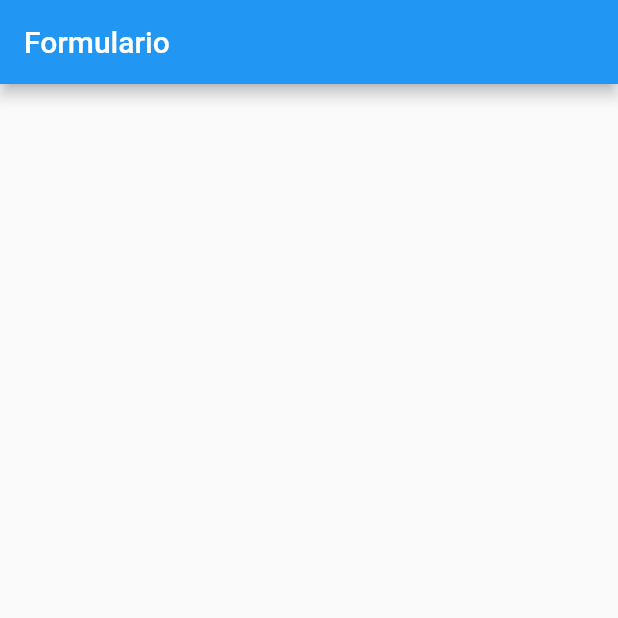
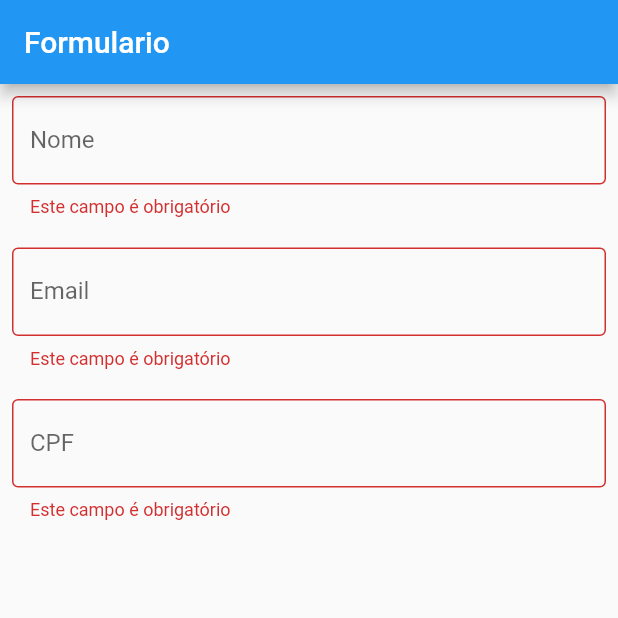
Before and after one commit to FelipeOFF/mobx_flutter, a Flutter app: the screen it shows after launch, on a phone screen of 412 x 824 dp, the top half of it. Run offline on Flutter 3.47's test engine with Material 2 defaults, Android fonts, the phone set to English and light mode, and no system bars; our stand-ins replace flutter_mobx, mobx; generated files the repository leaves out were written again.

Commit message:
add validade in form using reactive values

```diff
--- /dev/null
+++ b/reactive_form/lib/controller.dart
@@ -0,0 +1,36 @@
+import 'package:mobx/mobx.dart';
+
+import 'models/client.dart';
+part 'controller.g.dart';
+
+class Controller = _ControllerBase with _$Controller;
+
+abstract class _ControllerBase with Store {
+  var client = Client();
+
+  String validateName() {
+    if (client.name == null || client.name.isEmpty) {
+      return "Este campo é obrigatório";
+    } else if (client.name.length < 3) {
+      return "Seu nome precisa ter mais de 3 caracteres";
+    }
+
+    return null;
+  }
+
+  String validateEmail() {
+    if (client.email == null || client.email.isEmpty) {
+      return "Este campo é obrigatório";
+    }
+
+    return null;
+  }
+
+  String validateCpf() {
+    if (client.cpf == null || client.cpf.isEmpty) {
+      return "Este campo é obrigatório";
+    }
+
+    return null;
+  }
+}
--- a/reactive_form/lib/home.dart
+++ b/reactive_form/lib/home.dart
@@ -1,7 +1,28 @@
 import 'package:flutter/material.dart';
+import 'package:flutter_mobx/flutter_mobx.dart';
 
-class HomePage extends StatelessWidget {
-  const HomePage({Key key}) : super(key: key);
+import 'controller.dart';
+
+class HomePage extends StatefulWidget {
+  HomePage({Key key}) : super(key: key);
+
+  @override
+  _HomePageState createState() => _HomePageState();
+}
+
+class _HomePageState extends State<HomePage> {
+  final controller = Controller();
+
+  _textField({String labelText, onChanged, String Function() onErrorText}) {
+    return TextField(
+      onChanged: onChanged,
+      decoration: InputDecoration(
+        border: OutlineInputBorder(),
+        labelText: labelText,
+        errorText: onErrorText == null ? null : onErrorText(),
+      ),
+    );
+  }
 
   @override
   Widget build(BuildContext context) {
@@ -10,7 +31,42 @@ class HomePage extends StatelessWidget {
         appBar: AppBar(
           title: Text("Formulario"),
         ),
-        body: Center(),
+        body: SingleChildScrollView(
+          child: Padding(
+            padding: const EdgeInsets.all(8.0),
+            child: Column(
+              children: <Widget>[
+                Observer(builder: (_) {
+                  return _textField(
+                    labelText: "Nome",
+                    onChanged: controller.client.changeName,
+                    onErrorText: controller.validateName,
+                  );
+                }),
+                SizedBox(
+                  height: 20,
+                ),
+                Observer(builder: (_) {
+                  return _textField(
+                    labelText: "Email",
+                    onChanged: controller.client.changeEmail,
+                    onErrorText: controller.validateEmail,
+                  );
+                }),
+                SizedBox(
+                  height: 20,
+                ),
+                Observer(builder: (_) {
+                  return _textField(
+                    labelText: "CPF",
+                    onChanged: controller.client.changeCpf,
+                    onErrorText: controller.validateCpf,
+                  );
+                })
+              ],
+            ),
+          ),
+        ),
       ),
     );
   }
--- /dev/null
+++ b/reactive_form/lib/models/client.dart
@@ -0,0 +1,24 @@
+import 'package:mobx/mobx.dart';
+part 'client.g.dart';
+
+class Client = _ClientBase with _$Client;
+
+abstract class _ClientBase with Store {
+  @observable
+  String name;
+
+  @action
+  changeName(String value) => name = value;
+
+  @observable
+  String email;
+
+  @action
+  changeEmail(String value) => email = value;
+
+  @observable
+  String cpf;
+
+  @action
+  changeCpf(String value) => cpf = value;
+}
--- a/reactive_form/pubspec.yaml
+++ b/reactive_form/pubspec.yaml
@@ -20,6 +20,9 @@ dependencies:
   flutter:
     sdk: flutter
 
+  mobx:
+  flutter_mobx:
+
 
   # The following adds the Cupertino Icons font to your application.
   # Use with the CupertinoIcons class for iOS style icons.
@@ -28,6 +31,9 @@ dependencies:
 dev_dependencies:
   flutter_test:
     sdk: flutter
+
+  mobx_codegen:
+  build_runner:
 
 # For information on the generic Dart part of this file, see the
 # following page: https://dart.dev/tools/pub/pubspec
```
Also changed, not shown: reactive_form/lib/controller.g.dart (added), reactive_form/lib/models/client.g.dart (added), reactive_form/pubspec.lock.
